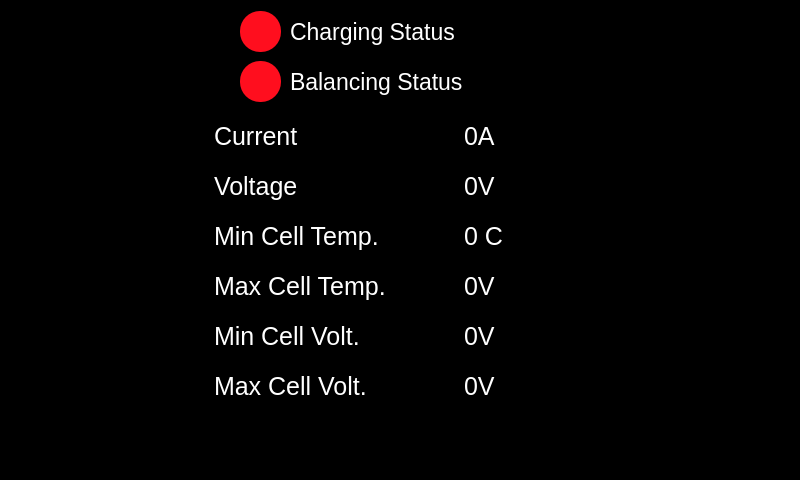
Above: untitled/mainwindow.ui from McGillFormulaElectric/Raspberry-Pi-Dashboard before the change. Below: the same form after it.
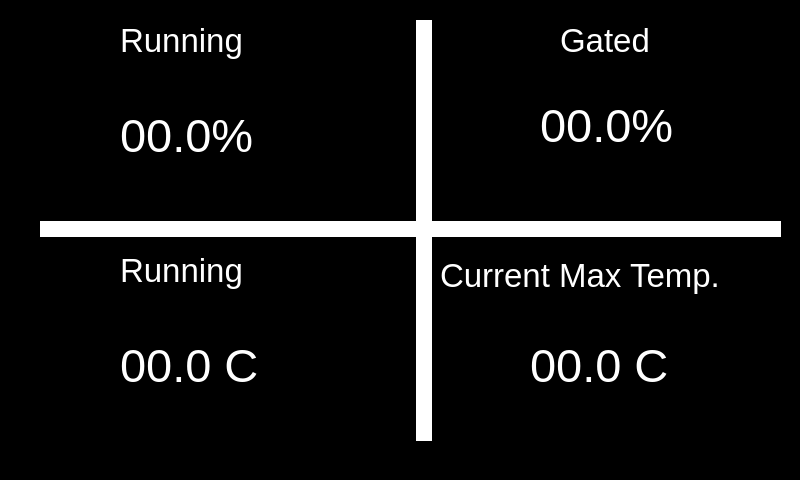
That is the form after the change.

Diff of the .ui file:
```diff
--- a/untitled/mainwindow.ui
+++ b/untitled/mainwindow.ui
@@ -26,8 +26,8 @@
    <widget class="QStackedWidget" name="stackedWidget">
     <property name="geometry">
      <rect>
-      <x>10</x>
-      <y>11</y>
+      <x>30</x>
+      <y>10</y>
       <width>771</width>
       <height>441</height>
      </rect>
@@ -213,7 +213,288 @@
       </property>
      </widget>
     </widget>
-    <widget class="QWidget" name="page_3"/>
+    <widget class="QWidget" name="page_3">
+     <widget class="QLabel" name="label_7">
+      <property name="geometry">
+       <rect>
+        <x>220</x>
+        <y>30</y>
+        <width>331</width>
+        <height>91</height>
+       </rect>
+      </property>
+      <property name="font">
+       <font>
+        <pointsize>40</pointsize>
+       </font>
+      </property>
+      <property name="styleSheet">
+       <string notr="true">color:rgb(255, 255, 255)</string>
+      </property>
+      <property name="text">
+       <string>Pack Total</string>
+      </property>
+     </widget>
+     <widget class="QLabel" name="pack_total_volt">
+      <property name="geometry">
+       <rect>
+        <x>290</x>
+        <y>110</y>
+        <width>231</width>
+        <height>91</height>
+       </rect>
+      </property>
+      <property name="font">
+       <font>
+        <pointsize>40</pointsize>
+       </font>
+      </property>
+      <property name="styleSheet">
+       <string notr="true">color:rgb(255, 255, 255)</string>
+      </property>
+      <property name="text">
+       <string>000V</string>
+      </property>
+     </widget>
+     <widget class="QLabel" name="label_9">
+      <property name="geometry">
+       <rect>
+        <x>290</x>
+        <y>250</y>
+        <width>171</width>
+        <height>81</height>
+       </rect>
+      </property>
+      <property name="font">
+       <font>
+        <pointsize>40</pointsize>
+       </font>
+      </property>
+      <property name="styleSheet">
+       <string notr="true">color:rgb(255, 255, 255)</string>
+      </property>
+      <property name="text">
+       <string>Cell</string>
+      </property>
+     </widget>
+     <widget class="QLabel" name="cell_volt">
+      <property name="geometry">
+       <rect>
+        <x>280</x>
+        <y>340</y>
+        <width>181</width>
+        <height>61</height>
+       </rect>
+      </property>
+      <property name="font">
+       <font>
+        <pointsize>40</pointsize>
+       </font>
+      </property>
+      <property name="styleSheet">
+       <string notr="true">color:rgb(255, 255, 255)</string>
+      </property>
+      <property name="text">
+       <string>000V</string>
+      </property>
+     </widget>
+    </widget>
+    <widget class="QWidget" name="page_4">
+     <widget class="QWidget" name="widget" native="true">
+      <property name="geometry">
+       <rect>
+        <x>386</x>
+        <y>10</y>
+        <width>16</width>
+        <height>421</height>
+       </rect>
+      </property>
+      <property name="styleSheet">
+       <string notr="true">background-color:rgb(255, 255, 255)</string>
+      </property>
+     </widget>
+     <widget class="QWidget" name="widget_2" native="true">
+      <property name="geometry">
+       <rect>
+        <x>10</x>
+        <y>211</y>
+        <width>741</width>
+        <height>16</height>
+       </rect>
+      </property>
+      <property name="styleSheet">
+       <string notr="true">background-color:rgb(255, 255, 255)</string>
+      </property>
+     </widget>
+     <widget class="QLabel" name="label_8">
+      <property name="geometry">
+       <rect>
+        <x>90</x>
+        <y>0</y>
+        <width>171</width>
+        <height>61</height>
+       </rect>
+      </property>
+      <property name="font">
+       <font>
+        <pointsize>25</pointsize>
+       </font>
+      </property>
+      <property name="styleSheet">
+       <string notr="true">color:rgb(255, 255, 255)</string>
+      </property>
+      <property name="text">
+       <string>Running</string>
+      </property>
+     </widget>
+     <widget class="QLabel" name="label_10">
+      <property name="geometry">
+       <rect>
+        <x>530</x>
+        <y>10</y>
+        <width>191</width>
+        <height>41</height>
+       </rect>
+      </property>
+      <property name="font">
+       <font>
+        <pointsize>25</pointsize>
+       </font>
+      </property>
+      <property name="styleSheet">
+       <string notr="true">color:rgb(255, 255, 255)</string>
+      </property>
+      <property name="text">
+       <string>Gated</string>
+      </property>
+     </widget>
+     <widget class="QLabel" name="label_11">
+      <property name="geometry">
+       <rect>
+        <x>90</x>
+        <y>230</y>
+        <width>171</width>
+        <height>61</height>
+       </rect>
+      </property>
+      <property name="font">
+       <font>
+        <pointsize>25</pointsize>
+       </font>
+      </property>
+      <property name="styleSheet">
+       <string notr="true">color:rgb(255, 255, 255)</string>
+      </property>
+      <property name="text">
+       <string>Running</string>
+      </property>
+     </widget>
+     <widget class="QLabel" name="label_12">
+      <property name="geometry">
+       <rect>
+        <x>410</x>
+        <y>240</y>
+        <width>361</width>
+        <height>51</height>
+       </rect>
+      </property>
+      <property name="font">
+       <font>
+        <pointsize>25</pointsize>
+       </font>
+      </property>
+      <property name="styleSheet">
+       <string notr="true">color:rgb(255, 255, 255)</string>
+      </property>
+      <property name="text">
+       <string>Current Max Temp.</string>
+      </property>
+     </widget>
+     <widget class="QLabel" name="running_perc">
+      <property name="geometry">
+       <rect>
+        <x>90</x>
+        <y>100</y>
+        <width>171</width>
+        <height>51</height>
+       </rect>
+      </property>
+      <property name="font">
+       <font>
+        <pointsize>35</pointsize>
+       </font>
+      </property>
+      <property name="styleSheet">
+       <string notr="true">color:rgb(255, 255, 255);</string>
+      </property>
+      <property name="text">
+       <string>00.0%</string>
+      </property>
+     </widget>
+     <widget class="QLabel" name="gated_percent">
+      <property name="geometry">
+       <rect>
+        <x>510</x>
+        <y>90</y>
+        <width>171</width>
+        <height>51</height>
+       </rect>
+      </property>
+      <property name="font">
+       <font>
+        <pointsize>35</pointsize>
+       </font>
+      </property>
+      <property name="styleSheet">
+       <string notr="true">color:rgb(255, 255, 255);</string>
+      </property>
+      <property name="text">
+       <string>00.0%</string>
+      </property>
+     </widget>
+     <widget class="QLabel" name="running_temp">
+      <property name="geometry">
+       <rect>
+        <x>90</x>
+        <y>330</y>
+        <width>171</width>
+        <height>51</height>
+       </rect>
+      </property>
+      <property name="font">
+       <font>
+        <pointsize>35</pointsize>
+       </font>
+      </property>
+      <property name="styleSheet">
+       <string notr="true">color:rgb(255, 255, 255);</string>
+      </property>
+      <property name="text">
+       <string>00.0 C</string>
+      </property>
+     </widget>
+     <widget class="QLabel" name="cur_max_temp">
+      <property name="geometry">
+       <rect>
+        <x>500</x>
+        <y>330</y>
+        <width>171</width>
+        <height>51</height>
+       </rect>
+      </property>
+      <property name="font">
+       <font>
+        <pointsize>35</pointsize>
+       </font>
+      </property>
+      <property name="styleSheet">
+       <string notr="true">color:rgb(255, 255, 255);</string>
+      </property>
+      <property name="text">
+       <string>00.0 C</string>
+      </property>
+     </widget>
+    </widget>
     <widget class="QWidget" name="page_2">
      <widget class="QTableWidget" name="CVT_table">
       <property name="enabled">
```
Left out of the diff: 2 changed lines with no effect on the pictures.
